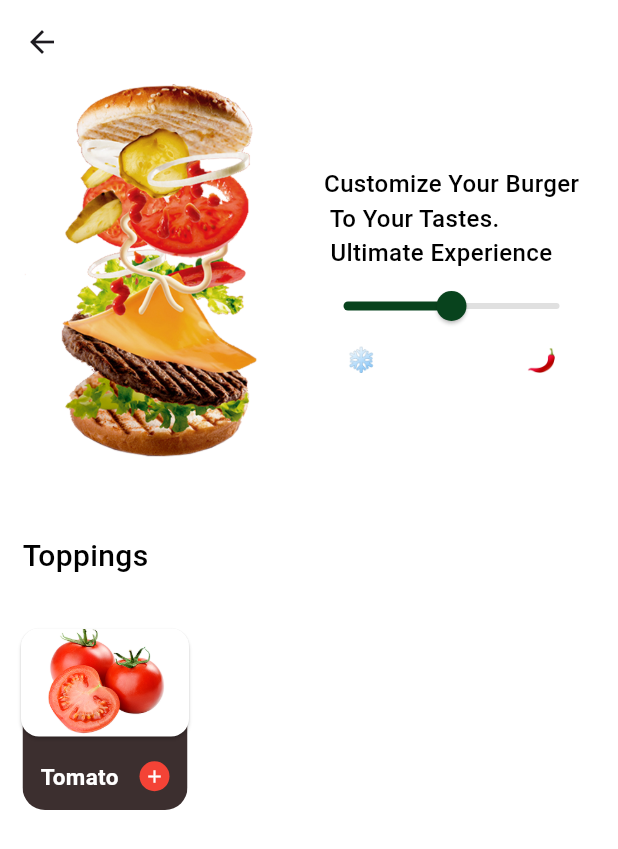
After one commit to salahswidan/hungry, a Flutter app: the screen it shows after launch, after a tap on "Cheese Burger", on a phone screen of 412 x 824 dp. The commit adds this screen. Shown: the top 849 px of the screen. Run offline on Flutter 3.47's test engine with Material 3 defaults, Android fonts, the phone set to English and light mode, and no system bars; our stand-ins replace flutter_svg, gap.

Commit message:
Add product details view and related components; include spicy slider and topping card

```diff
--- a/lib/features/home/view/home_view.dart
+++ b/lib/features/home/view/home_view.dart
@@ -5,6 +5,7 @@ import 'package:hungry/features/home/widget/card_item.dart';
 import 'package:hungry/features/home/widget/food_category.dart';
 import 'package:hungry/features/home/widget/search_field.dart';
 import 'package:hungry/features/home/widget/user_header.dart';
+import 'package:hungry/features/product/view/product_details_view.dart';
 
 class HomeView extends StatefulWidget {
   const HomeView({super.key});
@@ -62,11 +63,21 @@ class _HomeViewState extends State<HomeView> {
                   context,
                   index,
                 ) {
-                  return CardItem(
-                    image: 'assets/product/p1.png',
-                    title: 'Cheese Burger',
-                    desc: "Wendy's Burger",
-                    rate: '4.5',
+                  return GestureDetector(
+                    onTap: () {
+                      Navigator.push(
+                        context,
+                        MaterialPageRoute(
+                          builder: (context) => ProductDetailsView(),
+                        ),
+                      );
+                    },
+                    child: CardItem(
+                      image: 'assets/product/p1.png',
+                      title: 'Cheese Burger',
+                      desc: "Wendy's Burger",
+                      rate: '4.5',
+                    ),
                   );
                 }),
               ),
--- /dev/null
+++ b/lib/features/product/view/product_details_view.dart
@@ -0,0 +1,53 @@
+import 'package:flutter/material.dart';
+import 'package:gap/gap.dart';
+import 'package:hungry/features/product/widget/spicy_slider.dart';
+import 'package:hungry/shared/custom_text.dart';
+
+import '../widget/topping_card.dart';
+
+class ProductDetailsView extends StatefulWidget {
+  const ProductDetailsView({super.key});
+
+  @override
+  State<ProductDetailsView> createState() => _ProductDetailsViewState();
+}
+
+class _ProductDetailsViewState extends State<ProductDetailsView> {
+  double value = 0.5;
+  @override
+  Widget build(BuildContext context) {
+    return Scaffold(
+      appBar: AppBar(
+        backgroundColor: Colors.white,
+        leading: GestureDetector(
+          onTap: () => Navigator.pop(context),
+          child: Icon(Icons.arrow_back),
+        ),
+      ),
+      body: Padding(
+        padding: const EdgeInsets.symmetric(horizontal: 15.0),
+        child: Column(
+          crossAxisAlignment: CrossAxisAlignment.start,
+          children: [
+            SpicySlider(
+              value: value,
+              onChanged: (v) {
+                setState(() {
+                  value = v;
+                });
+              },
+            ),
+            Gap(50),
+            CustomText(text: "Toppings", size: 20),
+            Gap(70),
+            ToppingCard(
+              image: "assets/product/tom.png",
+              title: "Tomato",
+              onAdd: () {},
+            ),
+          ],
+        ),
+      ),
+    );
+  }
+}
--- /dev/null
+++ b/lib/features/product/widget/spicy_slider.dart
@@ -0,0 +1,47 @@
+import 'package:flutter/material.dart';
+import 'package:gap/gap.dart';
+import '../../../core/constants/app_colors.dart';
+import '../../../shared/custom_text.dart';
+
+class SpicySlider extends StatefulWidget {
+  const SpicySlider({super.key, required this.value, required this.onChanged});
+  final double value;
+  final ValueChanged<double> onChanged;
+
+  @override
+  State<SpicySlider> createState() => _SpicySliderState();
+}
+
+class _SpicySliderState extends State<SpicySlider> {
+  @override
+  Widget build(BuildContext context) {
+    return Row(
+      children: [
+        Image.asset("assets/detail/top_sandwish.png", height: 250),
+        Spacer(),
+        Column(
+          children: [
+            CustomText(
+              text:
+                  "Customize Your Burger\n To Your Tastes.\n Ultimate Experience",
+            ),
+            Slider(
+              value: widget.value,
+              onChanged: widget.onChanged,
+              inactiveColor: Colors.grey.shade300,
+              activeColor: AppColors.primary,
+            ),
+            Row(
+              mainAxisAlignment: MainAxisAlignment.spaceBetween,
+              children: [
+                CustomText(text: "❄️"),
+                Gap(100),
+                CustomText(text: '🌶️'),
+              ],
+            ),
+          ],
+        ),
+      ],
+    );
+  }
+}
--- /dev/null
+++ b/lib/features/product/widget/topping_card.dart
@@ -0,0 +1,75 @@
+import 'package:flutter/material.dart';
+import 'package:hungry/shared/custom_text.dart';
+
+class ToppingCard extends StatelessWidget {
+  const ToppingCard({
+    super.key,
+    required this.image,
+    required this.title,
+    required this.onAdd,
+  });
+  final String image;
+  final String title;
+  final VoidCallback onAdd;
+
+  @override
+  Widget build(BuildContext context) {
+    return Stack(
+      clipBehavior: Clip.none,
+      children: [
+        ClipRRect(
+          borderRadius: BorderRadius.circular(15),
+          child: Container(
+            height: 85,
+            width: 110,
+            color: Color(0xff3C2F2F),
+            child: Column(mainAxisSize: MainAxisSize.min, children: [
+
+              ],
+            ),
+          ),
+        ),
+        Positioned(
+          top: -40,
+          right: -5,
+          left: -5,
+          child: SizedBox(
+            height: 80,
+            width: 70,
+            child: Card(
+              color: Colors.white,
+              child: Image.asset(image, fit: BoxFit.contain),
+            ),
+          ),
+        ),
+        Positioned(
+          right: 0,
+          left: 0,
+          bottom: 0,
+          child: Padding(
+            padding: EdgeInsets.all(12),
+            child: Row(
+              mainAxisAlignment: MainAxisAlignment.spaceBetween,
+              children: [
+                CustomText(
+                  text: title,
+                  color: Colors.white,
+                  size: 15,
+                  weight: FontWeight.w600,
+                ),
+                GestureDetector(
+                  onTap: onAdd,
+                  child: CircleAvatar(
+                    radius: 10,
+                    backgroundColor: Colors.red,
+                    child: Icon(Icons.add, color: Colors.white, size: 14),
+                  ),
+                ),
+              ],
+            ),
+          ),
+        ),
+      ],
+    );
+  }
+}
--- a/lib/shared/custom_text.dart
+++ b/lib/shared/custom_text.dart
@@ -1,17 +1,23 @@
 import 'package:flutter/material.dart';
 
 class CustomText extends StatelessWidget {
-  const CustomText({super.key, required this.text, this.color, this.size, this.weight});
+  const CustomText({
+    super.key,
+    required this.text,
+    this.color,
+    this.size,
+    this.weight,
+  });
   final String text;
   final Color? color;
   final double? size;
   final FontWeight? weight;
   @override
   Widget build(BuildContext context) {
-    return   Text(
+    return Text(
       text,
       style: TextStyle(
-                color : color ?? Colors.white,
+        color: color ?? Colors.black,
         fontSize: size ?? 16,
         fontWeight: weight ?? FontWeight.w500,
       ),
--- a/pubspec.yaml
+++ b/pubspec.yaml
@@ -54,6 +54,7 @@ flutter:
     - assets/splash/
     - assets/product/
     - assets/product/product1.svg
+    - assets/detail/
   # An image asset can refer to one or more resolution-specific "variants", see
   # https://flutter.dev/to/resolution-aware-images
   # For details regarding adding assets from package dependencies, see
```
Also changed, not shown: assets/detail/top_sandwish.png (added), assets/product/tom.png (added). Lines whose indentation alone changed are shown as unchanged.
